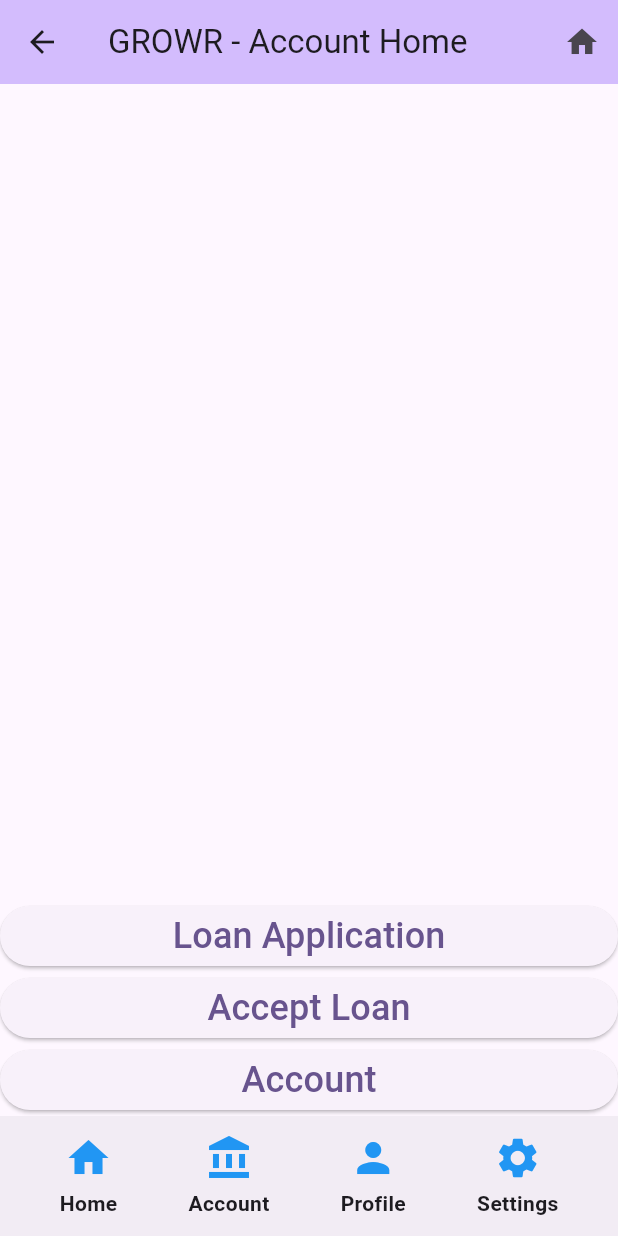
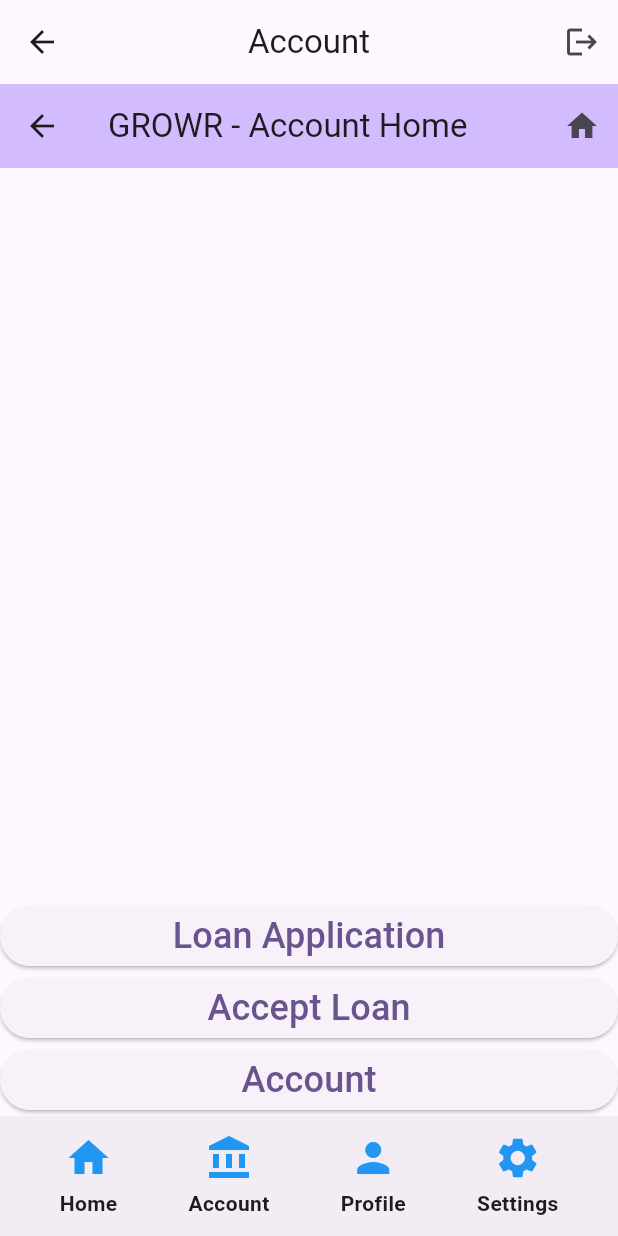
Before and after one commit to patternproject/growr-001, a Flutter app: the MainScaffold screen opened by its route, item 2 of the bottom bar chosen, on a phone screen of 412 x 824 dp. Run offline on Flutter 3.47's test engine with Material 3 defaults, Android fonts, the phone set to English and light mode, and no system bars; our stand-ins replace cloud_firestore, file_picker, firebase_auth, firebase_core, fluttertoast, google_sign_in and 1 more; accounts and stored records are empty.

Commit message:
On Signin the logout button will be shown in top right corner

```diff
--- a/lib/main.dart
+++ b/lib/main.dart
@@ -60,36 +60,43 @@
       routes: {
         '/home': (context) => const MyHomePage(title: 'GROWR - Home'),
         '/settings': (context) => const MainScaffold(
+          title: 'Settings',
               body: SettingsScreen(),
             ),
         '/signin': (context) => const SignInPage(title: 'GROWR - Sign In'),
         // Default route
         '/profile': (context) => const MainScaffold(
+          title: 'Profile',
               body: ProfilePage(
                 title: 'GROWR - Profile',
               ),
             ),
         '/services': (context) => const MainScaffold(
+          title: 'Services',
               body: ServicesPage(
                 title: 'GROWR - Services',
               ),
             ),
         '/loan-application': (context) => const MainScaffold(
-              body: LoanApplicationPage(
+          title: 'Loan Application',
+          body: LoanApplicationPage(
                 title: 'GROWR - Loan Application',
               ),
             ),
         '/loan-accept': (context) => const MainScaffold(
+          title: 'Loan Accept',
               body: LoanAcceptPage(
                 title: 'GROWR - Loan Accept',
               ),
             ),
         '/account': (context) => const MainScaffold(
+          title: 'Account',
               body: AccountPage(
                 title: 'GROWR - Account',
               ),
             ),
         '/account-home': (context) => const MainScaffold(
+          title: 'Account',
               body: AccountHomePage(
                 title: 'GROWR - Account Home',
               ),
@@ -102,8 +109,9 @@
 
 class MainScaffold extends StatefulWidget {
   final Widget body;
+  final String title;
 
-  const MainScaffold({super.key, required this.body});
+  const MainScaffold({super.key, required this.body, required this.title});
 
   @override
   State<MainScaffold> createState() => _MainScaffoldState();
@@ -112,7 +120,6 @@
 class _MainScaffoldState extends State<MainScaffold> {
   final AuthService _authService = AuthService();
 
-  // bool isLoading = false;
   bool isSignedIn = false;
 
   @override
@@ -129,18 +136,37 @@
     });
   }
 
+  // Handle logout and navigate to the sign-in screen
+  void _handleLogout() async {
+    if (isSignedIn) {
+      await _authService.signOut(); // Log out the user
+      setState(() {
+        isSignedIn = false; // Update sign-in status
+      });
+      ScaffoldMessenger.of(context).showSnackBar(SnackBar(content: Text("Signed out")));
+    }
+    Navigator.pushReplacementNamed(context, '/signin'); // Navigate to SignInPage
+  }
+
   @override
   Widget build(BuildContext context) {
     return Scaffold(
-      // appBar: AppBar(
-      //   title: const Text('GROWR'),
-      //   centerTitle: true, // Center the title
-      // ),
+      appBar: AppBar(
+        title: Text(widget.title),
+        centerTitle: true, // Center the title
+        actions: [
+          IconButton(
+            onPressed: _handleLogout, // Use the logout function
+            icon: Icon(Icons.logout),
+          ),
+        ],
+      ),
       body: widget.body, // Dynamic body content based on route
       bottomNavigationBar: BottomFooterBar(),
     );
   }
 }
+
 
 class BottomFooterBar extends StatelessWidget {
   const BottomFooterBar({super.key});
```
